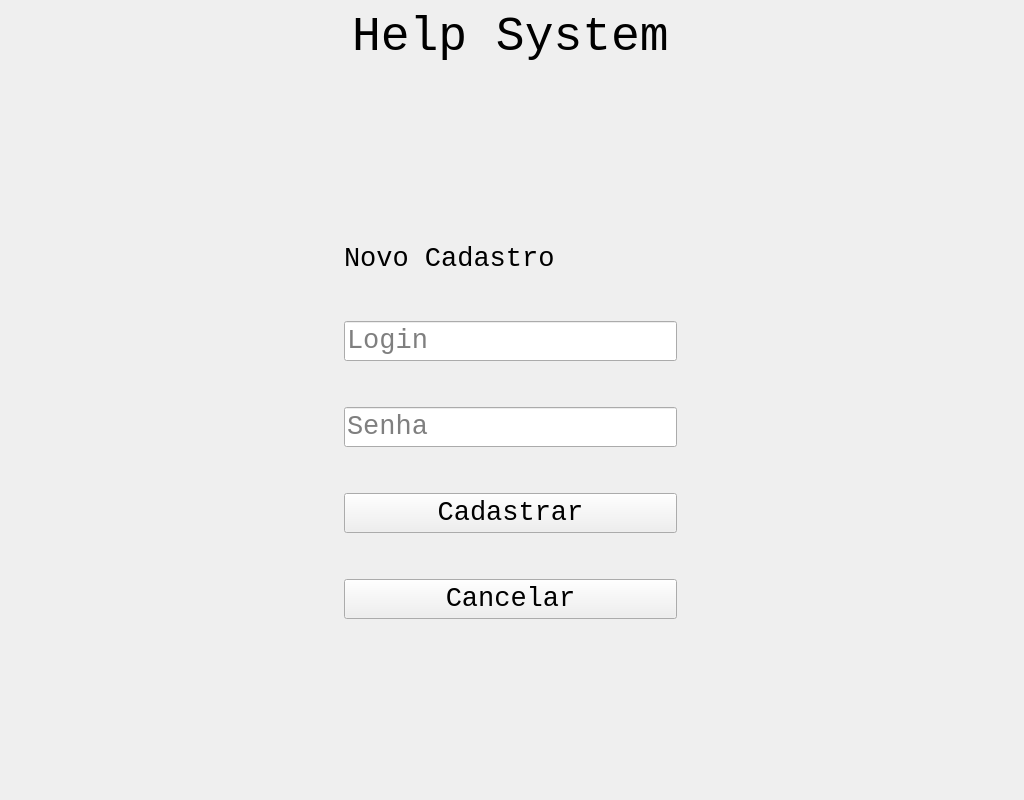
Above: Telas/new_user.ui from AnandaAlbrecht/help-system before the change. Below: the same form after it.
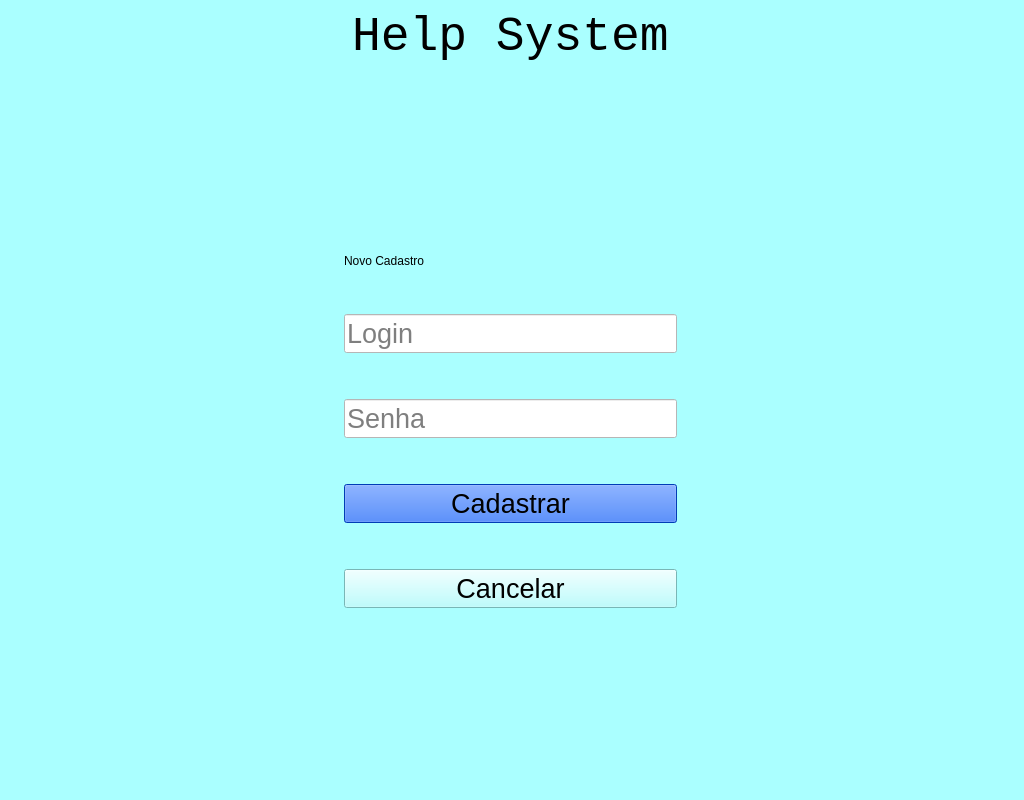
That is the form after the change.

Commit message: Modificação visual telas

Patch:
```diff
--- a/Telas/new_user.ui
+++ b/Telas/new_user.ui
@@ -19,6 +19,9 @@
   <property name="windowTitle">
    <string>Help System</string>
   </property>
+  <property name="styleSheet">
+   <string notr="true">background-color: rgb(170, 255, 255);</string>
+  </property>
   <widget class="QWidget" name="centralwidget">
    <widget class="QWidget" name="verticalLayoutWidget">
     <property name="geometry">
@@ -105,6 +108,9 @@
         <layout class="QVBoxLayout" name="verticalLayout_2">
          <item>
           <widget class="QLabel" name="label_novo_cadastro">
+           <property name="styleSheet">
+            <string notr="true">font: 20pt &quot;Consolas&quot;;</string>
+           </property>
            <property name="text">
             <string>Novo Cadastro</string>
            </property>
@@ -136,6 +142,9 @@
              <pointsize>20</pointsize>
             </font>
            </property>
+           <property name="styleSheet">
+            <string notr="true">background-color: rgb(255, 255, 255);</string>
+           </property>
            <property name="placeholderText">
             <string>Login</string>
            </property>
@@ -161,6 +170,9 @@
              <pointsize>20</pointsize>
             </font>
            </property>
+           <property name="styleSheet">
+            <string notr="true">background-color: rgb(255, 255, 255);</string>
+           </property>
            <property name="placeholderText">
             <string>Senha</string>
            </property>
@@ -188,6 +200,9 @@
              <bold>false</bold>
             </font>
            </property>
+           <property name="styleSheet">
+            <string notr="true">background-color: rgb(0, 85, 255);</string>
+           </property>
            <property name="text">
             <string>Cadastrar</string>
            </property>
```
The commit also changes 4 other files.
